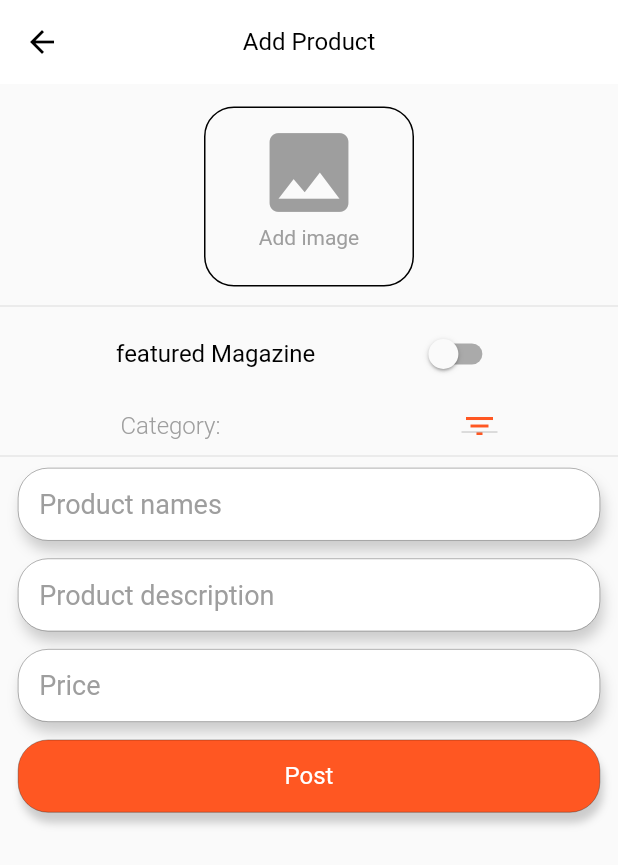
After one commit to Bibidi/restaurant_app, a Flutter app: the AddProductScreen screen opened directly, on a phone screen of 412 x 824 dp. The commit adds this screen. Shown: the top 865 px of the screen. Run offline on Flutter 3.47's test engine with Material 2 defaults, Android fonts, the phone set to English and light mode, and no system bars; our stand-ins replace cloud_firestore, firebase_auth, firebase_core, firebase_storage, flutter_spinkit, image_picker and 1 more; accounts and stored records are empty; network calls fail; Roboto replaces fonts that are missing (Sen).

Commit message:
add_product_screen updated

```diff
--- a/lib/helpers/product.dart
+++ b/lib/helpers/product.dart
@@ -5,7 +5,11 @@ class ProductServices {
   String collection = "products";
   FirebaseFirestore _firestore = FirebaseFirestore.instance;
 
-  Future<List<ProductModel>> getproducts() async =>
+  Future createProduct({Map data}) async {
+    _firestore.collection(collection).doc(data['id']).set(data);
+  }
+
+  Future<List<ProductModel>> getProducts() async =>
       _firestore.collection(collection).get().then((result) {
         List<ProductModel> products = [];
         for (DocumentSnapshot product in result.docs) {
--- a/lib/helpers/restaurant.dart
+++ b/lib/helpers/restaurant.dart
@@ -13,6 +13,11 @@ class RestaurantServices {
         }
         return restaurants;
       });
+
+  Future getRestaurantById({String id})
+  => _firestore.collection(collection).doc(id).get().then((result) {
+    return RestaurantModel.fromSnapshot(result);
+  });
 
   Future<List<RestaurantModel>> searchRestaurant({String restaurantName}) {
     String searchKey = restaurantName[0].toUpperCase() + restaurantName.substring(1);
--- a/lib/models/product.dart
+++ b/lib/models/product.dart
@@ -24,7 +24,7 @@ class ProductModel {
   String _description;
 
   double _rating;
-  int _price;
+  double _price;
   int _rates;
 
   bool _featured;
@@ -39,7 +39,7 @@ class ProductModel {
   String get image => _image;
 
   double get rating => _rating;
-  int get price => _price;
+  double get price => _price;
   bool get featured => _featured;
   int get rates => _rates;
 
@@ -54,9 +54,9 @@ class ProductModel {
     _description = snapshot.data()[DESCRIPTION];
     _id = snapshot.data()[ID];
     _featured = snapshot.data()[FEATURED];
-    _price = snapshot.data()[PRICE];
+    _price = snapshot.data()[PRICE].toDouble();
     _category = snapshot.data()[CATEGORY];
-    _rating = snapshot.data()[RATING];
+    _rating = snapshot.data()[RATING].toDouble();
     _rates = snapshot.data()[RATES];
     _name = snapshot.data()[NAME];
   }
--- a/lib/models/restaurant.dart
+++ b/lib/models/restaurant.dart
@@ -1,13 +1,14 @@
 import 'package:cloud_firestore/cloud_firestore.dart';
 
 class RestaurantModel {
-  static const ID = "id";
+  static const ID = "uid";
   static const NAME = "name";
   static const AVG_PRICE = "avgPrice";
   static const RATING = "rating";
   static const RATES = "rates";
   static const IMAGE = "image";
   static const POPULAR = "popular";
+
   static const USER_LIKES = "userLikes";
 
   String _id;
@@ -15,7 +16,7 @@ class RestaurantModel {
   String _image;
   List<String> _userLikes;
   double _rating;
-  int _avgPrice;
+  double _avgPrice;
   bool _popular;
   int _rates;
 
@@ -24,7 +25,7 @@ class RestaurantModel {
   String get name => _name;
   String get image => _image;
   List<String> get userLikes => _userLikes;
-  int get avgPrice => _avgPrice;
+  double get avgPrice => _avgPrice;
   double get rating => _rating;
   bool get popular => _popular;
   int get rates => _rates;
@@ -33,8 +34,8 @@ class RestaurantModel {
     _id = snapshot.data()[ID];
     _name = snapshot.data()[NAME];
     _image = snapshot.data()[IMAGE];
-    _avgPrice = snapshot.data()[AVG_PRICE];
-    _rating = snapshot.data()[RATING];
+    _avgPrice = snapshot.data()[AVG_PRICE].toDouble();
+    _rating = snapshot.data()[RATING].toDouble();
     _popular = snapshot.data()[POPULAR];
     _rates = snapshot.data()[RATES];
   }
--- a/lib/providers/app.dart
+++ b/lib/providers/app.dart
@@ -1,24 +1,10 @@
 import 'package:flutter/cupertino.dart';
-
-enum SearchBy {PRODUCTS, RESTAURANTS}
 
 class AppProvider with ChangeNotifier {
   bool isLoading = false;
-  SearchBy search = SearchBy.PRODUCTS;
-  String filterBy = "Products";
 
   void changeLoading() {
     isLoading = !isLoading;
     notifyListeners();
   }
-
-  void changeSearchBy({SearchBy newSearchBy}) {
-    search = newSearchBy;
-    if (newSearchBy == SearchBy.PRODUCTS) {
-      filterBy = "Products";
-    }
-    else {
-      filterBy = "Restaurants";
-    }
-  }
 }
--- a/lib/providers/category.dart
+++ b/lib/providers/category.dart
@@ -5,6 +5,8 @@ import 'package:restaurant_app/models/category.dart';
 class CategoryProvider with ChangeNotifier {
   CategoryServices _categoryServices = CategoryServices();
   List<CategoryModel> categories = [];
+  List<String> categoryNames = [];
+  String selectedCategory;
 
   CategoryProvider.initialize() {
     loadCategories();
@@ -12,6 +14,15 @@ class CategoryProvider with ChangeNotifier {
 
   loadCategories() async {
     categories = await _categoryServices.getCategories();
+    for (CategoryModel category in categories) {
+      categoryNames.add(category.name);
+    }
+    selectedCategory = categoryNames[0];
+    notifyListeners();
+  }
+
+  changeSelectedCategory({String newCategory}) {
+    selectedCategory = newCategory;
     notifyListeners();
   }
 }
--- a/lib/providers/product.dart
+++ b/lib/providers/product.dart
@@ -1,20 +1,32 @@
+import 'dart:io';
+import 'package:firebase_storage/firebase_storage.dart';
 import 'package:flutter/cupertino.dart';
+import 'package:image_picker/image_picker.dart';
 import 'package:restaurant_app/helpers/product.dart';
 import 'package:restaurant_app/models/product.dart';
+import 'package:uuid/uuid.dart';
 
 class ProductProvider with ChangeNotifier {
   ProductServices _productServices = ProductServices();
   List<ProductModel> products = [];
   List<ProductModel> productsByCategory = [];
-  List<ProductModel> productsByRestaurant = [];
   List<ProductModel> searchedProducts = [];
+
+  TextEditingController name = TextEditingController();
+  TextEditingController description = TextEditingController();
+  TextEditingController price = TextEditingController();
+
+  bool featured = false;
+  final _picker = ImagePicker();
+  String productImageFileName;
+  File productImage;
 
   ProductProvider.initialize() {
     loadProducts();
   }
 
   loadProducts() async {
-    products = await _productServices.getproducts();
+    products = await _productServices.getProducts();
     notifyListeners();
   }
 
@@ -23,13 +35,60 @@ class ProductProvider with ChangeNotifier {
     notifyListeners();
   }
 
-  Future loadProductsByRestaurant({String restaurantId}) async {
-    productsByRestaurant = await _productServices.getProductsByRestaurant(id: restaurantId);
-    notifyListeners();
+  Future<bool> uploadProduct({String category, String restaurant, String restaurantId}) async {
+    try{
+      String id = Uuid().v1();
+      String imageUrl = await _uploadImageFile(imageFile: productImage, imageFileName: id);
+      Map<String, dynamic> data = {
+        "id": id,
+        "name": name.text.trim(),
+        "image": imageUrl,
+        "rates": 0,
+        "rating": 0.0,
+        "price": double.parse(price.text.trim()),
+        "restaurant": restaurant,
+        "restaurantId": restaurantId,
+        "description": description.text.trim(),
+        "featured": featured,
+      };
+      _productServices.createProduct(data: data);
+      return true;
+    } catch(e) {
+      print(e.toString());
+      return false;
+    }
+  }
+
+  clear() {
+    productImage = null;
+    productImageFileName = null;
+    name.text = "";
+    description.text ="";
+    price.text = "";
+    featured = false;
   }
 
   Future search({String productName}) async {
     searchedProducts = await _productServices.searchProducts(productName: productName);
     notifyListeners();
   }
+
+  changeFeatured() {
+    featured = !featured;
+    notifyListeners();
+  }
+
+   getImageFile({ImageSource source}) async {
+    final pickedFile = await _picker.getImage(source: source, maxWidth: 640, maxHeight: 400);
+    productImage = File(pickedFile.path);
+    productImageFileName =  productImage.path.substring(productImage.path.indexOf('/') + 1);
+    notifyListeners();
+   }
+
+  Future<String> _uploadImageFile({File imageFile, String imageFileName}) async {
+    StorageReference reference = FirebaseStorage.instance.ref().child(imageFileName);
+    StorageUploadTask uploadTask = reference.putFile(imageFile);
+    String imageUrl = await (await uploadTask.onComplete).ref.getDownloadURL();
+    return imageUrl;
+  }
 }
--- a/lib/providers/restaurant.dart
+++ b/lib/providers/restaurant.dart
@@ -2,17 +2,24 @@ import 'package:flutter/cupertino.dart';
 import 'package:restaurant_app/helpers/restaurant.dart';
 import 'package:restaurant_app/models/restaurant.dart';
 
-class Restaurantprovider with ChangeNotifier {
+class RestaurantProvider with ChangeNotifier {
   RestaurantServices _restaurantServices = RestaurantServices();
   List<RestaurantModel> restaurants = [];
   List<RestaurantModel> searchedRestaurants = [];
 
-  Restaurantprovider.initialize() {
-    loadRestaurants();
+  RestaurantModel restaurant;
+
+  RestaurantProvider.initialize() {
+    _loadRestaurants();
   }
 
-  loadRestaurants() async {
+  _loadRestaurants() async {
     restaurants = await _restaurantServices.getRestaurants();
+    notifyListeners();
+  }
+
+  loadSingleRestaurant({String restaurantId}) async {
+    restaurant = await _restaurantServices.getRestaurantById(id: restaurantId);
     notifyListeners();
   }
 
--- a/lib/providers/user.dart
+++ b/lib/providers/user.dart
@@ -2,7 +2,11 @@ import 'package:cloud_firestore/cloud_firestore.dart';
 import 'package:firebase_auth/firebase_auth.dart';
 import 'package:flutter/cupertino.dart';
 import 'package:restaurant_app/helpers/order.dart';
+import 'package:restaurant_app/helpers/product.dart';
+import 'package:restaurant_app/helpers/restaurant.dart';
 import 'package:restaurant_app/models/order.dart';
+import 'package:restaurant_app/models/product.dart';
+import 'package:restaurant_app/models/restaurant.dart';
 
 enum Status{Uninitialized, Authenticated, Authenticating, Unauthenticated}
 
@@ -11,11 +15,18 @@ class UserProvider with ChangeNotifier {
   User _user;
   Status _status = Status.Uninitialized;
   FirebaseFirestore _firestore = FirebaseFirestore.instance;
+
   OrderServices _orderServices = OrderServices();
+  ProductServices _productServices = ProductServices();
+  RestaurantServices _restaurantServices = RestaurantServices();
+  RestaurantModel _restaurant;
+  List<ProductModel> _products = [];
 
   // getter
   User get user => _user;
   Status get status => _status;
+  RestaurantModel get restaurant => _restaurant;
+  List<ProductModel> get products => _products;
 
   //public variables
   List<OrderModel> orders = [];
@@ -37,6 +48,11 @@ class UserProvider with ChangeNotifier {
     _auth.authStateChanges().listen(_onStateChanged);
   }
 
+  Future reload() async {
+    _restaurant = await _restaurantServices.getRestaurantById(id: user.uid);
+    notifyListeners();
+  }
+
   Future<void> _onStateChanged(User firebaseUser) async {
     if (firebaseUser == null) {
       _status = Status.Unauthenticated;
@@ -44,22 +60,35 @@ class UserProvider with ChangeNotifier {
     else {
       _user = firebaseUser;
       _status = Status.Authenticated;
+      _restaurant = await _restaurantServices.getRestaurantById(id: user.uid);
+      _products = await _productServices.getProductsByRestaurant(id: user.uid);
     }
     notifyListeners();
   }
 
   Future<bool> signUp() async {
+    try {
       _status = Status.Authenticating;
       notifyListeners();
       await _auth.createUserWithEmailAndPassword(email: email.text.trim(), password: password.text.trim()).then((result) {
-      _firestore.collection("users").doc(result.user.uid).set({
+        _firestore.collection("restaurants").doc(result.user.uid).set({
           'name': name.text,
           'email': email.text,
           'uid': result.user.uid,
-        'likedFood': [],
-        'likedRestaurants': [],
+          'avgPrice': 0.0,
+          'image': "",
+          'popular': false,
+          'rates': 0,
+          'rating': 0.0,
         });
       });
+      return true;
+    } catch(e) {
+      _status = Status.Unauthenticated;
+      notifyListeners();
+      print(e.toString());
+      return false;
+    }
   }
 
   Future<bool> signIn() async {
--- /dev/null
+++ b/lib/screens/add_product.dart
@@ -0,0 +1,314 @@
+import 'package:flutter/material.dart';
+import 'package:image_picker/image_picker.dart';
+import 'package:provider/provider.dart';
+import 'package:restaurant_app/helpers/style.dart';
+import 'package:restaurant_app/providers/app.dart';
+import 'package:restaurant_app/providers/category.dart';
+import 'package:restaurant_app/providers/product.dart';
+import 'package:restaurant_app/providers/user.dart';
+import 'package:restaurant_app/widgets/custom_file_button.dart';
+import 'package:restaurant_app/widgets/custom_text.dart';
+import 'package:restaurant_app/widgets/loading.dart';
+
+class AddProductScreen extends StatefulWidget {
+  @override
+  _AddProductScreenState createState() => _AddProductScreenState();
+}
+
+class _AddProductScreenState extends State<AddProductScreen> {
+  final _key = GlobalKey<ScaffoldState>();
+
+  @override
+  Widget build(BuildContext context) {
+    final productProvider = Provider.of<ProductProvider>(context);
+    final categoryProvider = Provider.of<CategoryProvider>(context);
+    final appProvider = Provider.of<AppProvider>(context);
+    final userProvider = Provider.of<UserProvider>(context);
+
+    return Scaffold(
+      key: _key,
+      appBar: AppBar(
+        iconTheme: IconThemeData(color: black),
+        centerTitle: true,
+        elevation: 0.0,
+        backgroundColor: white,
+        title: CustomText(
+          text: "Add Product",
+          color: black,
+        ),
+      ),
+      body: appProvider.isLoading ? Loading() : ListView(
+        children: [
+          SizedBox(
+            height: 10,
+          ),
+          Container(
+            height: 130,
+            child: Row(
+              mainAxisAlignment: MainAxisAlignment.center,
+              children: [
+                Container(
+                  child: productProvider.productImage == null ? CustomFileUploadButton(
+                    icon: Icons.image,
+                    text: "Add image",
+                    onTap: () async {
+                      // productProvider.loadImageFile();
+                      showModalBottomSheet(
+                          context: context,
+                          builder: (BuildContext bc) {
+                            return Container(
+                              child: new Wrap(
+                                children: <Widget>[
+
+                                  new ListTile(
+                                      leading: new Icon(Icons.image),
+                                      title: new Text('From gallery'),
+                                      onTap: () async {
+                                        productProvider.getImageFile(
+                                            source: ImageSource.gallery);
+                                        Navigator.pop(context);
+                                      }),
+                                  new ListTile(
+                                    leading: new Icon(Icons.camera_alt),
+                                    title: new Text('Take a photo'),
+                                    onTap: () async {
+                                      productProvider.getImageFile(
+                                          source: ImageSource.camera);
+                                      Navigator.pop(context);
+                                    },
+                                  ),
+                                ],
+                              ),
+                            );
+                          });
+                    },
+                  ) : ClipRRect(
+                      borderRadius: BorderRadius.circular(20),
+                      child: Image.file(productProvider.productImage, height: 480,)),
+                ),
+              ],
+            ),
+          ),
+
+          Visibility(
+            visible: productProvider.productImage != null,
+            child: FlatButton(
+                onPressed: () async {
+                  showModalBottomSheet(
+                      context: context,
+                      builder: (BuildContext bc) {
+                        return Container(
+                          child: new Wrap(
+                            children: <Widget>[
+                              new ListTile(
+                                  leading: new Icon(Icons.image),
+                                  title: new Text('From gallery'),
+                                  onTap: () async {
+                                    productProvider.getImageFile(
+                                        source: ImageSource.gallery);
+                                    Navigator.pop(context);
+                                  }),
+                              new ListTile(
+                                leading: new Icon(Icons.camera_alt),
+                                title: new Text('Take a photo'),
+                                onTap: () async {
+                                  productProvider.getImageFile(
+                                      source: ImageSource.camera);
+                                  Navigator.pop(context);
+                                },
+                              ),
+                            ],
+                          ),
+                        );
+                      });
+                  Navigator.pop(context);
+                },
+                child: CustomText(text: "Change Image", color: primary,)
+            ),
+          ),
+
+          Divider(),
+          Padding(
+            padding: const EdgeInsets.only(left: 12, right: 12, bottom: 12),
+            child: Row(
+              mainAxisAlignment: MainAxisAlignment.spaceEvenly,
+              children: [
+                CustomText(text: "featured Magazine"),
+                Switch(
+                    value: productProvider.featured,
+                    onChanged: (value) {
+                      productProvider.changeFeatured();
+                    }),
+              ],
+            ),
+          ),
+          Row(
+            mainAxisAlignment: MainAxisAlignment.spaceAround,
+            children: [
+              CustomText(
+                text: "Category:",
+                color: grey,
+                weight: FontWeight.w300,
+              ),
+              DropdownButton<String>(
+                  value: categoryProvider.selectedCategory,
+                  style: TextStyle(
+                    color: primary,
+                    fontWeight: FontWeight.w300,
+                  ),
+                  icon: Icon(
+                    Icons.filter_list,
+                    color: primary,
+                  ),
+                  elevation: 0,
+                  items: categoryProvider.categoryNames
+                      .map<DropdownMenuItem<String>>((String value) {
+                    return DropdownMenuItem<String>(
+                      value: value,
+                      child: Text(value),
+                    );
+                  }).toList(),
+                  onChanged: (value) {
+                    categoryProvider.changeSelectedCategory(
+                        newCategory: value.trim());
+                  }),
+            ],
+          ),
+          Divider(),
+          Padding(
+            padding: const EdgeInsets.only(left: 12, right: 12, bottom: 12),
+            child: Container(
+              decoration: BoxDecoration(
+                  color: white,
+                  border: Border.all(color: black, width: 0.2),
+                  borderRadius: BorderRadius.circular(20),
+                  boxShadow: [
+                    BoxShadow(
+                      color: grey.withOpacity(0.5),
+                      offset: Offset(2, 7),
+                      blurRadius: 7,
+                    )
+                  ]),
+              child: Padding(
+                padding: const EdgeInsets.only(left: 14),
+                child: TextField(
+                  controller: productProvider.name,
+                  decoration: InputDecoration(
+                      border: InputBorder.none,
+                      hintText: "Product names",
+                      hintStyle: TextStyle(
+                        color: grey,
+                        fontFamily: "Sen",
+                        fontSize: 18,
+                      )),
+                ),
+              ),
+            ),
+          ),
+          Padding(
+            padding: const EdgeInsets.only(left: 12, right: 12, bottom: 12),
+            child: Container(
+              decoration: BoxDecoration(
+                  color: white,
+                  border: Border.all(color: black, width: 0.2),
+                  borderRadius: BorderRadius.circular(20),
+                  boxShadow: [
+                    BoxShadow(
+                      color: grey.withOpacity(0.5),
+                      offset: Offset(2, 7),
+                      blurRadius: 7,
+                    )
+                  ]),
+              child: Padding(
+                padding: const EdgeInsets.only(left: 14),
+                child: TextField(
+                  controller: productProvider.description,
+                  decoration: InputDecoration(
+                      border: InputBorder.none,
+                      hintText: "Product description",
+                      hintStyle: TextStyle(
+                        color: grey,
+                        fontFamily: "Sen",
+                        fontSize: 18,
+                      )),
+                ),
+              ),
+            ),
+          ),
+          Padding(
+            padding: const EdgeInsets.only(left: 12, right: 12, bottom: 12),
+            child: Container(
+              decoration: BoxDecoration(
+                  color: white,
+                  border: Border.all(color: black, width: 0.2),
+                  borderRadius: BorderRadius.circular(20),
+                  boxShadow: [
+                    BoxShadow(
+                      color: grey.withOpacity(0.5),
+                      offset: Offset(2, 7),
+                      blurRadius: 7,
+                    )
+                  ]),
+              child: Padding(
+                padding: const EdgeInsets.only(left: 14),
+                child: TextField(
+                  controller: productProvider.price,
+                  decoration: InputDecoration(
+                      border: InputBorder.none,
+                      hintText: "Price",
+                      hintStyle: TextStyle(
+                        color: grey,
+                        fontFamily: "Sen",
+                        fontSize: 18,
+                      )),
+                ),
+              ),
+            ),
+          ),
+          Padding(
+            padding: const EdgeInsets.only(left: 12, right: 12, bottom: 12),
+            child: Container(
+                decoration: BoxDecoration(
+                    color: primary,
+                    border: Border.all(color: black, width: 0.2),
+                    borderRadius: BorderRadius.circular(20),
+                    boxShadow: [
+                      BoxShadow(
+                        color: grey.withOpacity(0.5),
+                        offset: Offset(2, 7),
+                        blurRadius: 4,
+                      )
+                    ]),
+                child: FlatButton(
+                  onPressed: () async {
+                    appProvider.changeLoading();
+                    if (!await productProvider.uploadProduct(
+                      category: categoryProvider.selectedCategory,
+                      restaurant: userProvider.restaurant.name,
+                      restaurantId: userProvider.restaurant.id
+                    )) {
+                      _key.currentState.showSnackBar(SnackBar(
+                        content: Text("Upload failed"),
+                        duration: const Duration(seconds: 10),
+                      ));
+                      appProvider.changeLoading();
+                      return;
+                    }
+                    productProvider.clear();
+                    _key.currentState.showSnackBar(SnackBar(
+                      content: Text("Upload compledted"),
+                      duration: const Duration(seconds: 10),
+                    ));
+                    appProvider.changeLoading();
+                },
+                  child: CustomText(
+                    text: "Post",
+                    color: white,
+                  ),
+                )),
+          ),
+        ],
+      ),
+    );
+  }
+}
--- /dev/null
+++ b/lib/widgets/custom_file_button.dart
@@ -0,0 +1,40 @@
+import 'package:flutter/material.dart';
+import 'package:restaurant_app/helpers/style.dart';
+import 'package:restaurant_app/widgets/custom_text.dart';
+
+class CustomFileUploadButton extends StatelessWidget {
+  final IconData icon;
+  final Function onTap;
+  final String text;
+
+  const CustomFileUploadButton({Key key, this.icon, this.onTap, this.text}) : super(key: key);
+
+  @override
+  Widget build(BuildContext context) {
+    return GestureDetector(
+      onTap: onTap,
+      child: Row(
+        mainAxisAlignment: MainAxisAlignment.center,
+        children: [
+          Container(
+            width: 140,
+            height: 120,
+            decoration: BoxDecoration(
+              borderRadius: BorderRadius.circular(20),
+              border: Border.all(color: black),
+            ),
+            child: Padding(
+              padding: const EdgeInsets.all(8.0),
+              child: Column(
+                children: [
+                  Icon(icon, size: 70, color: grey,),
+                  CustomText(text: text, size: 14, color: grey,),
+                ],
+              ),
+            ),
+          ),
+        ],
+      ),
+    );
+  }
+}
--- a/pubspec.yaml
+++ b/pubspec.yaml
@@ -37,6 +37,9 @@ dependencies:
   flutter_spinkit: ^4.1.2+1
   flutter_typeahead: ^1.8.8
   uuid: ^2.2.2
+  firebase_storage: ^4.0.1
+  file_picker: ^2.0.7
+  image_picker: ^0.6.7+11
 
 dev_dependencies:
   flutter_test:
```
Also changed, not shown: lib/main.dart (+6 -5 lines), lib/screens/dashboard.dart (+33 -3 lines), lib/screens/home.dart (deleted, +0 -13 lines), lib/screens/login.dart (+9 -6 lines), lib/screens/registration.dart (+5 -2 lines), lib/widgets/loading.dart (added, +16 -0 lines), lib/widgets/product.dart (added, +30 -0 lines), pubspec.lock. Lines whose indentation alone changed are shown as unchanged.
